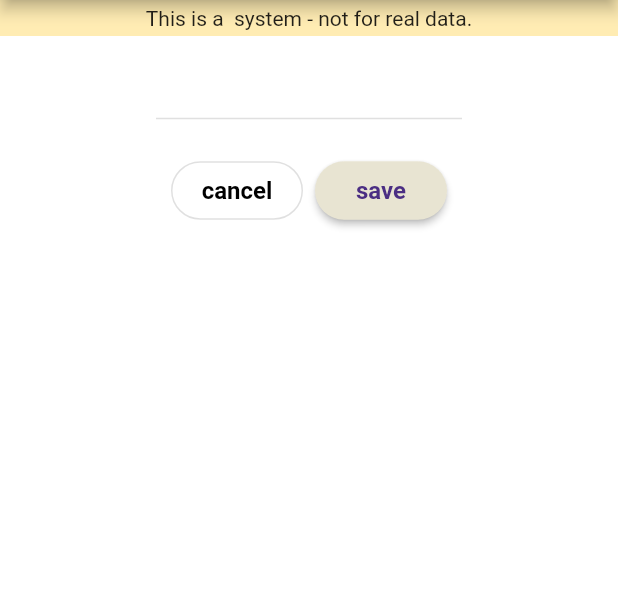
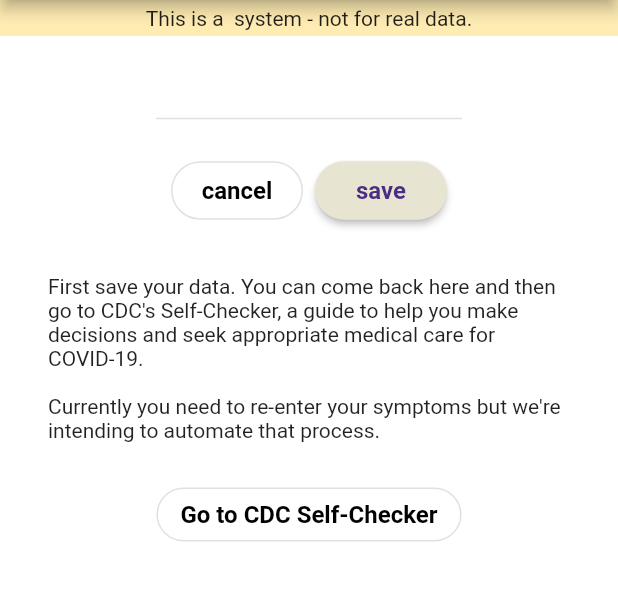
Before and after one commit to uwcirg/stayhome-client, a Flutter app: the QuestionnaireItemPage screen opened directly with empty values, on a phone screen of 412 x 824 dp, the part 84-685 px from its top. Run offline on Flutter 3.47's test engine with Material 2 defaults, Android fonts, the phone set to English and light mode, and no system bars; our stand-ins replace charts_flutter, flutter_datetime_picker, flutter_markdown, material_design_icons_flutter, shared_preferences, table_calendar and 2 more; missing offline and left inert: configurable_expansion_tile, dart:html, global_configuration, simple_auth, simple_auth_flutter; accounts and stored records are empty; statements that could not run were skipped.

Commit message:
add cdc self help text button

```diff
--- a/lib/QuestionnairePage.dart
+++ b/lib/QuestionnairePage.dart
@@ -12,6 +12,7 @@ import 'package:map_app_flutter/MapAppPageScaffold.dart';
 import 'package:map_app_flutter/fhir/FhirResources.dart';
 import 'package:map_app_flutter/main.dart';
 import 'package:map_app_flutter/model/CarePlanModel.dart';
+import 'package:map_app_flutter/platform_stub.dart';
 import 'package:map_app_flutter/value_utils.dart';
 
 import 'const.dart';
@@ -177,13 +178,16 @@ class QuestionListWidgetState extends State<QuestionListWidget> {
             }));
   }
 
-  Padding _buildButtons(BuildContext context) {
-    return Padding(
+
+  Widget _buildButtons(BuildContext context) {
+    return
+      Column(children: <Widget>[
+        Padding(
           padding: const EdgeInsets.only(
               left: Dimensions.halfMargin,
               right: Dimensions.halfMargin,
               top: Dimensions.halfMargin,
-          bottom: 200),
+              bottom: Dimensions.largeMargin),
           child: Center(
             child: Wrap(
               spacing: Dimensions.halfMargin,
@@ -202,7 +206,32 @@ class QuestionListWidgetState extends State<QuestionListWidget> {
               ],
             ),
           )
-    );
+        ),
+        //TODO, move this text for translation, S.of(context) doesn't work here, scope issue ?
+        Container(
+          padding: EdgeInsets.only(top: Dimensions.halfMargin, bottom: Dimensions.fullMargin, left: Dimensions.largeMargin, right: Dimensions.largeMargin),
+          child:  Center(
+            child: Text("First save your data. You can come back here and then go to CDC's Self-Checker, a guide to help you make decisions and seek appropriate medical care for COVID-19.")
+          ),),
+        Container(
+          padding: EdgeInsets.symmetric(horizontal: Dimensions.largeMargin),
+          child:Center(
+            child: Text("Currently you need to re-enter your symptoms but we're intending to automate that process.")
+          ),
+        ),
+        Container(
+          padding: EdgeInsets.only(top: Dimensions.largeMargin, bottom: 100, left: Dimensions.fullMargin, right: Dimensions.fullMargin),
+          child:
+          Center(
+              child:
+              OutlineButton(
+                padding: EdgeInsets.symmetric(vertical: Dimensions.halfMargin, horizontal: Dimensions.fullMargin),
+                child: Text("Go to CDC Self-Checker"),
+                onPressed: () => PlatformDefs().launchUrl("https://www.cdc.gov/coronavirus/2019-ncov/symptoms-testing/index.html", newTab: true),
+              ),
+          ),
+        )
+      ],);
   }
 
   Widget _buildGroupCard(BuildContext context, QuestionnaireItem item) {
```
Lines whose indentation alone changed are shown as unchanged.
